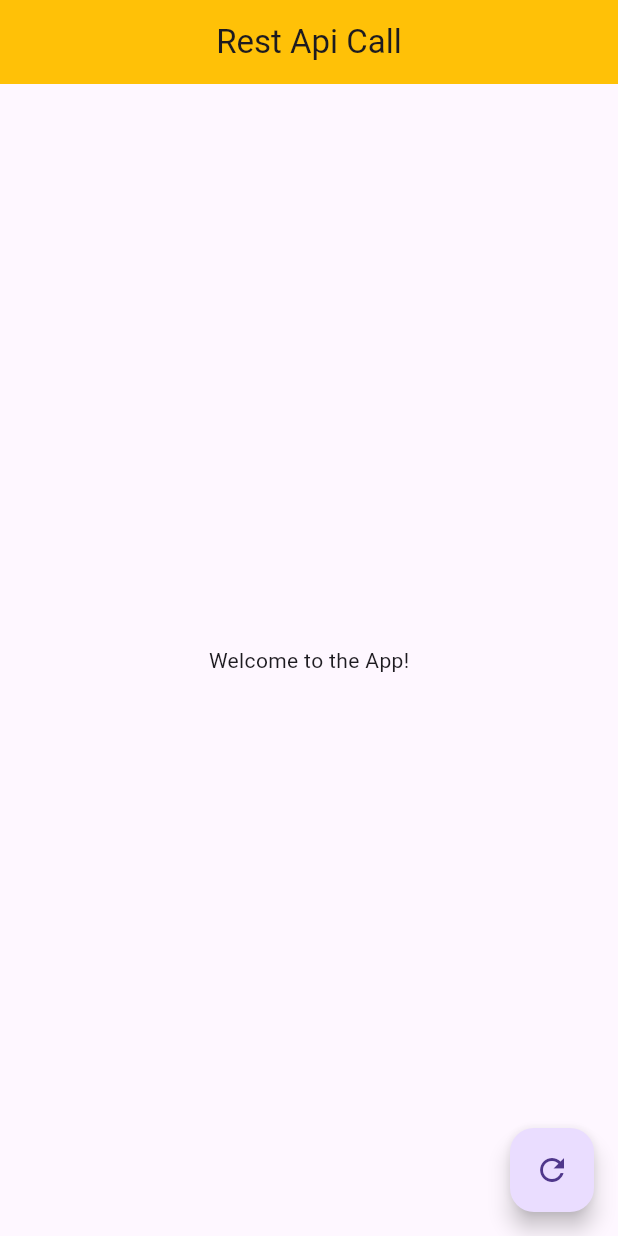
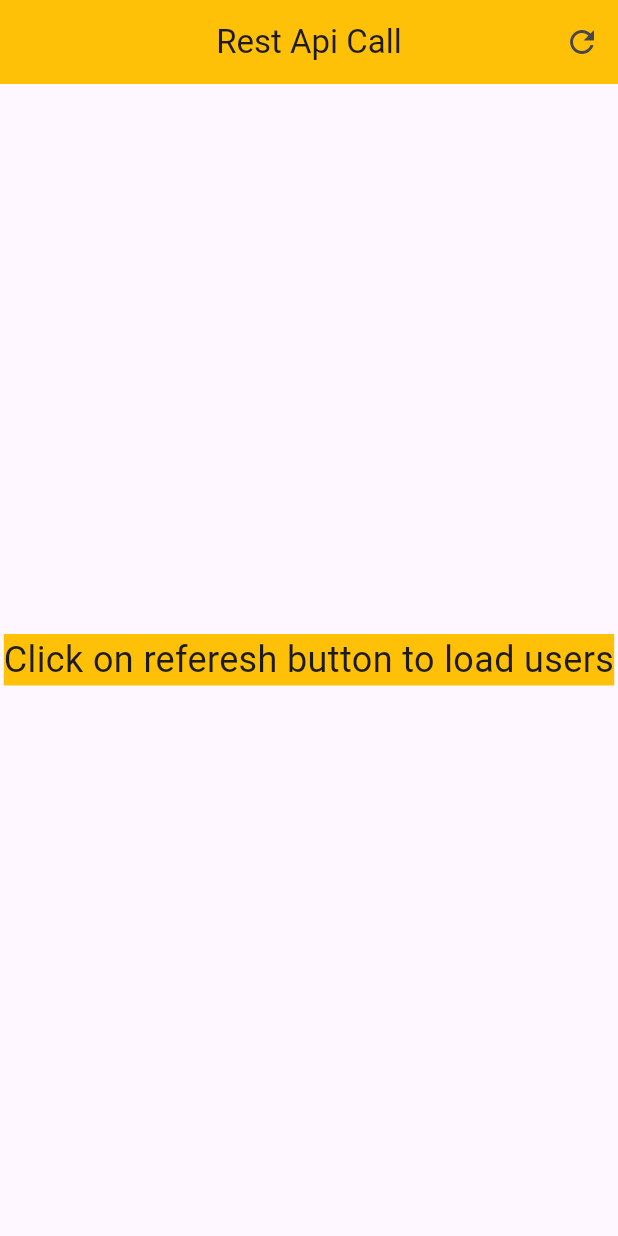
Before and after one commit to michael-carvajal/flutter_rest, a Flutter app: the screen it shows after launch, after a tap on the "refresh" icon, on a phone screen of 412 x 824 dp. Run offline on Flutter 3.47's test engine with Material 3 defaults, Android fonts, the phone set to English and light mode, and no system bars; network calls fail.

Commit message:
refactored code .

```diff
--- a/lib/screen/home.dart
+++ b/lib/screen/home.dart
@@ -4,7 +4,7 @@ import 'package:flutter_rest/services/users_api.dart';
 import '../model/user.dart';
 
 class HomeScreen extends StatefulWidget {
-  const HomeScreen({super.key});
+  const HomeScreen({Key? key}) : super(key: key);
 
   @override
   State<HomeScreen> createState() => _HomeScreenState();
@@ -24,23 +24,27 @@ class _HomeScreenState extends State<HomeScreen> {
         backgroundColor: Colors.amber[500],
         shadowColor: Colors.amber[900],
         title: const Text('Rest Api Call'),
+        actions: [
+          IconButton(
+            icon: Icon(dataLoaded ? Icons.home : Icons.refresh),
+            onPressed: () {
+              toggleData();
+            },
+          ),
+        ],
       ),
       body: Center(
-        child: dataLoaded
-            ? buildUserListView() // Show ListView if data is loaded
-            : buildWelcomeMessage(), // Show welcome message otherwise
-      ),
-      floatingActionButton: FloatingActionButton(
-        onPressed: () {
-          fetchData();
-        },
-        child: const Icon(Icons.refresh),
+        child: dataLoaded ? buildUserListView() : buildWelcomeMessage(),
       ),
     );
   }
 
   Widget buildWelcomeMessage() {
-    return const Text('Welcome to the App!');
+    return Text(
+      'Click on referesh button to load users',
+      style: TextStyle(fontSize: 24.0, backgroundColor: Colors.amber[500]),
+      textAlign: TextAlign.center,
+    );
   }
 
   Widget buildUserListView() {
@@ -74,28 +78,14 @@ class _HomeScreenState extends State<HomeScreen> {
       });
     }
   }
+
+  void toggleData() {
+    if (dataLoaded) {
+      setState(() {
+        dataLoaded = false; // Set dataLoaded to false to show welcome message
+      });
+    } else {
+      fetchData(); // Fetch data if not already loaded
+    }
+  }
 }
-
-
-  // void fetchUsers() async {
-  //   print('fetch users found');
-  //   const url = 'https://randomuser.me/api/?results=100';
-  //   final uri = Uri.parse(url);
-  //   final response = await http.get(uri);
-  //   final body = response.body;
-  //   final json = jsonDecode(body);
-  //   final results = json['results'] as List<dynamic>;
-  //   final transformed = results.map((user) {
-  //     return User(
-  //       cell: user['cell'],
-  //       email: user['email'],
-  //       phone: user['phone'],
-  //       nat: user['nat'],
-  //       gender: user['gender'],
-  //       picture: user['picture'],
-  //     );
-  //   }).toList();
-  //   setState(() {
-  //     users = transformed;
-  //   });
-  // }
```
